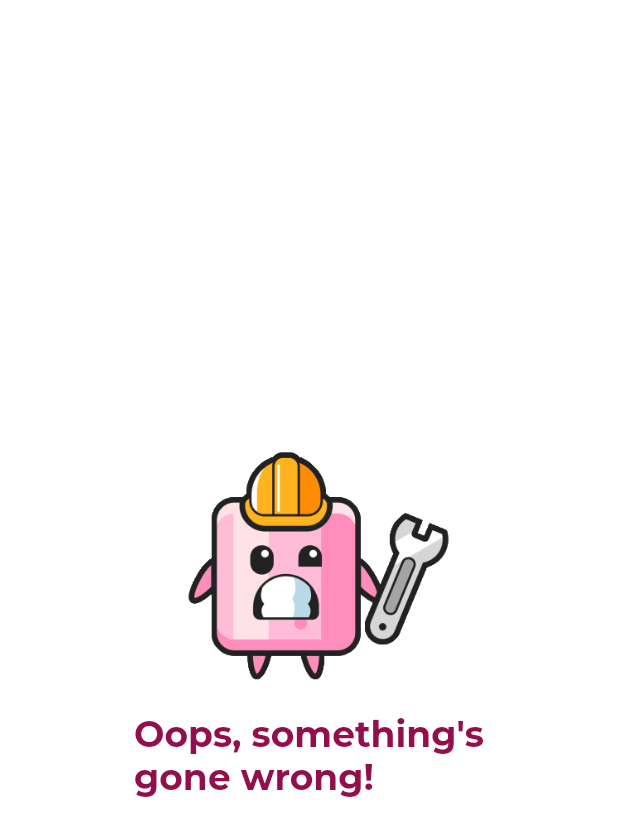
After one commit to r2am9d/vendibase, a Flutter app: the ErrorIndex screen opened by its route, on a phone screen of 412 x 824 dp. The commit adds this screen. Shown: the top 836 px of the screen. Run offline on Flutter 3.47's test engine with Material 2 defaults, Android fonts, the phone set to English and light mode, and no system bars; our stand-ins replace animated_toggle_switch, awesome_notifications, cross_file, drift, expandable, faker and 15 more; missing offline and left inert: dart:ffi, drift_dev, easy_image_viewer, external_path, flutter_config, form_builder_extra_fields and 4 more; accounts and stored records are empty; generated files the repository leaves out were written again.

Commit message:
Added error page

```diff
--- a/lib/page/dashboard/dashboard_index.dart
+++ b/lib/page/dashboard/dashboard_index.dart
@@ -172,8 +172,7 @@ class _DashboardIndexState extends State<DashboardIndex> {
                                 ),
                                 _sizedBox(width: 16.0),
                                 Text(
-                                  _nf.format(
-                                      _dashboardData.totalUnpaidArrears),
+                                  _nf.format(_dashboardData.totalUnpaidArrears),
                                   style: _theme.textTheme.headline3?.copyWith(
                                     color: AppColor.black,
                                     fontWeight: FontWeight.bold,
--- /dev/null
+++ b/lib/page/error/error_index.dart
@@ -0,0 +1,41 @@
+import 'package:flutter/material.dart';
+import 'package:vendibase/theme/app_theme.dart';
+
+class ErrorIndex extends StatelessWidget {
+  const ErrorIndex({Key? key}) : super(key: key);
+
+  final text = 'Oops, something\'s\ngone wrong!';
+
+  @override
+  Widget build(BuildContext context) {
+    final _theme = Theme.of(context);
+    final _mQ = MediaQuery.of(context);
+
+    return SafeArea(
+      child: Scaffold(
+        body: Container(
+          width: _mQ.size.width,
+          height: _mQ.size.height,
+          child: Column(
+            mainAxisAlignment: MainAxisAlignment.center,
+            crossAxisAlignment: CrossAxisAlignment.center,
+            children: [
+              Image.asset(
+                'assets/images/error-mascot.png',
+                fit: BoxFit.fitWidth,
+                width: _mQ.size.width / 2,
+              ),
+              Text(
+                text,
+                style: _theme.textTheme.headline5?.copyWith(
+                  color: AppColor.red,
+                  fontWeight: FontWeight.bold,
+                ),
+              ),
+            ],
+          ),
+        ),
+      ),
+    );
+  }
+}
--- a/lib/router/app_router.dart
+++ b/lib/router/app_router.dart
@@ -8,6 +8,7 @@ import 'package:vendibase/page/dashboard/dashboard_index.dart';
 import 'package:vendibase/page/backup/backup_index.dart';
 import 'package:vendibase/page/earning/earning_index.dart';
 import 'package:vendibase/page/codelab/codelab_index.dart';
+import 'package:vendibase/page/error/error_index.dart';
 
 import 'package:vendibase/page/product/product_index.dart';
 import 'package:vendibase/page/product/product_create.dart';
@@ -42,6 +43,7 @@ class AppRouter {
   static const backupIndex = '/backup-index';
   static const earningIndex = '/earning-index';
   static const codelabIndex = '/codelab-index';
+  static const errorIndex = '/error-index';
 
   static const productIndex = '/product-index';
   static const productCreate = '/product-create';
@@ -106,6 +108,13 @@ class AppRouter {
         return MaterialPageRoute(
           settings: settings,
           builder: (context) => const CodelabIndex(),
+        );
+
+      // Error Route
+      case errorIndex:
+        return MaterialPageRoute(
+          settings: settings,
+          builder: (context) => const ErrorIndex(),
         );
 
       // Product Routes
```
Also changed, not shown: assets/images/error-mascot.png (added).
